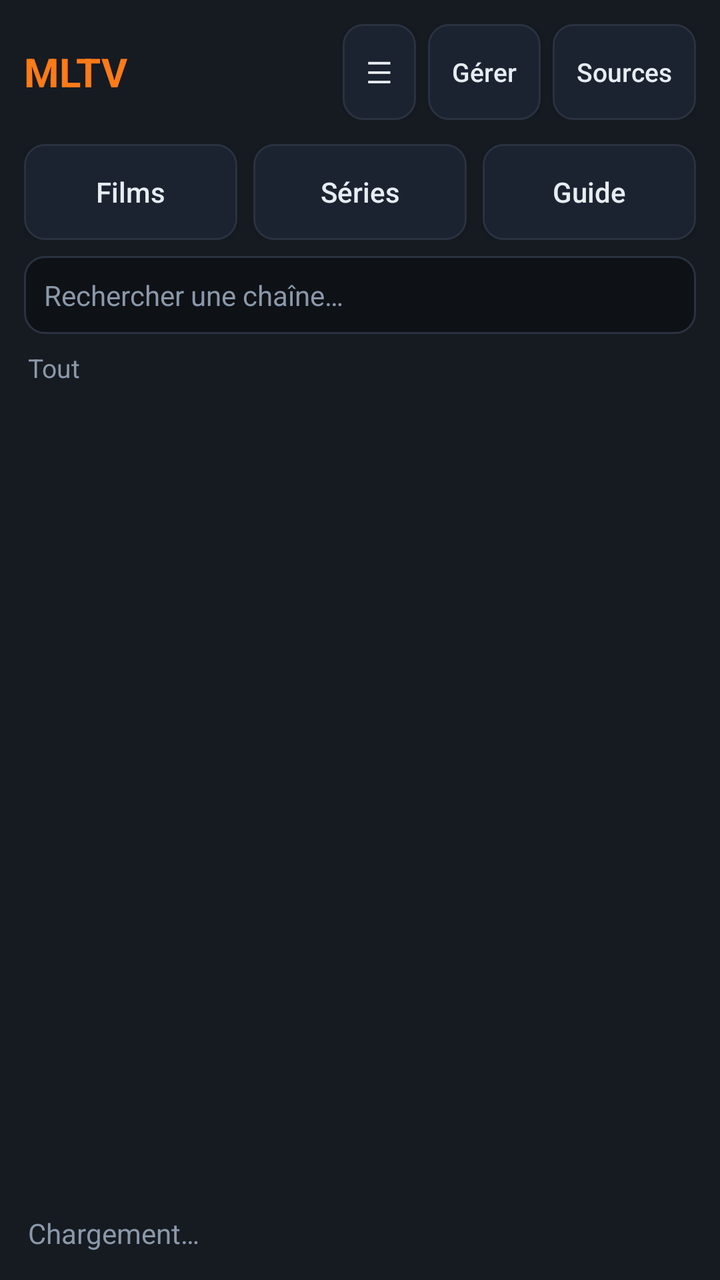
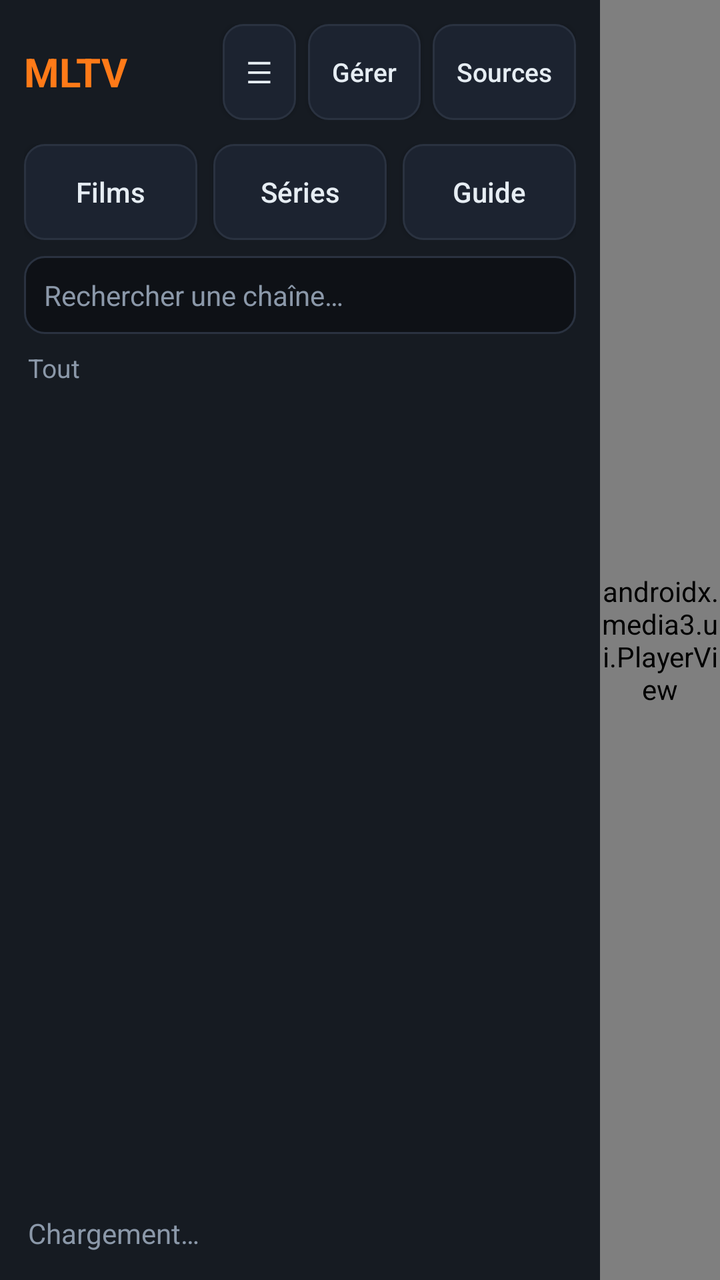

The first picture is an Android layout as it rendered before a commit; the second is the same layout after the commit. The layout source and the unified diff follow.
<!-- AndroidManifest.xml: application theme Theme.MLTV -->
<!-- res/layout/activity_main.xml -->
<?xml version="1.0" encoding="utf-8"?>
<LinearLayout xmlns:android="http://schemas.android.com/apk/res/android"
    xmlns:app="http://schemas.android.com/apk/res-auto"
    android:layout_width="match_parent"
    android:layout_height="match_parent"
    android:orientation="horizontal"
    android:background="@color/bg">

    
    <LinearLayout
        android:id="@+id/drawer"
        android:layout_width="280dp"
        android:layout_height="match_parent"
        android:orientation="vertical"
        android:background="@color/panel2"
        android:visibility="gone">

        <TextView
            android:layout_width="match_parent"
            android:layout_height="wrap_content"
            android:padding="16dp"
            android:text="Catégories"
            android:textColor="@color/accent"
            android:textSize="16sp"
            android:textStyle="bold" />

        <androidx.recyclerview.widget.RecyclerView
            android:id="@+id/rv_catdrawer"
            android:layout_width="match_parent"
            android:layout_height="0dp"
            android:layout_weight="1"
            android:paddingHorizontal="10dp"
            android:clipToPadding="false"
            android:scrollbars="vertical" />
    </LinearLayout>

    
    <LinearLayout
        android:layout_width="360dp"
        android:layout_height="match_parent"
        android:orientation="vertical"
        android:background="@color/panel">

        <LinearLayout
            android:layout_width="match_parent"
            android:layout_height="wrap_content"
            android:orientation="horizontal"
            android:gravity="center_vertical"
            android:paddingHorizontal="12dp"
            android:paddingVertical="12dp">

            <TextView
                android:layout_width="0dp"
                android:layout_height="wrap_content"
                android:layout_weight="1"
                android:text="@string/app_name"
                android:textColor="@color/accent"
                android:textSize="20sp"
                android:textStyle="bold" />

            <Button
                android:id="@+id/btn_cats"
                android:layout_width="wrap_content"
                android:layout_height="wrap_content"
                android:layout_marginEnd="6dp"
                android:background="@drawable/btn_secondary"
                android:text="☰"
                android:textColor="@color/txt"
                android:textSize="15sp"
                android:minWidth="0dp"
                android:paddingHorizontal="12dp" />

            <Button
                android:id="@+id/btn_manage"
                android:layout_width="wrap_content"
                android:layout_height="wrap_content"
                android:layout_marginEnd="6dp"
                android:background="@drawable/btn_secondary"
                android:text="Gérer"
                android:textColor="@color/txt"
                android:textAllCaps="false"
                android:textSize="13sp"
                android:minWidth="0dp"
                android:paddingHorizontal="12dp" />

            <Button
                android:id="@+id/btn_sources"
                android:layout_width="wrap_content"
                android:layout_height="wrap_content"
                android:background="@drawable/btn_secondary"
                android:text="Sources"
                android:textColor="@color/txt"
                android:textAllCaps="false"
                android:textSize="13sp"
                android:minWidth="0dp"
                android:paddingHorizontal="12dp" />
        </LinearLayout>

        <LinearLayout
            android:layout_width="match_parent"
            android:layout_height="wrap_content"
            android:orientation="horizontal"
            android:paddingHorizontal="12dp"
            android:paddingBottom="8dp">

            <Button
                android:id="@+id/btn_films"
                android:layout_width="0dp"
                android:layout_height="wrap_content"
                android:layout_weight="1"
                android:layout_marginEnd="4dp"
                android:background="@drawable/btn_secondary"
                android:text="Films"
                android:textColor="@color/txt"
                android:textAllCaps="false"
                android:textSize="14sp" />

            <Button
                android:id="@+id/btn_series"
                android:layout_width="0dp"
                android:layout_height="wrap_content"
                android:layout_weight="1"
                android:layout_marginHorizontal="4dp"
                android:background="@drawable/btn_secondary"
                android:text="Séries"
                android:textColor="@color/txt"
                android:textAllCaps="false"
                android:textSize="14sp" />

            <Button
                android:id="@+id/btn_guide"
                android:layout_width="0dp"
                android:layout_height="wrap_content"
                android:layout_weight="1"
                android:layout_marginStart="4dp"
                android:background="@drawable/btn_secondary"
                android:text="Guide"
                android:textColor="@color/txt"
                android:textAllCaps="false"
                android:textSize="14sp" />
        </LinearLayout>

        <EditText
            android:id="@+id/et_search"
            android:layout_width="match_parent"
            android:layout_height="wrap_content"
            android:layout_marginHorizontal="12dp"
            android:layout_marginBottom="8dp"
            android:background="@drawable/field_bg"
            android:padding="10dp"
            android:hint="Rechercher une chaîne…"
            android:textColorHint="@color/muted"
            android:textColor="@color/txt"
            android:textSize="14sp"
            android:inputType="text"
            android:imeOptions="actionSearch"
            android:maxLines="1" />

        <TextView
            android:id="@+id/tv_curcat"
            android:layout_width="match_parent"
            android:layout_height="wrap_content"
            android:paddingHorizontal="14dp"
            android:paddingBottom="6dp"
            android:text="Tout"
            android:textColor="@color/muted"
            android:textSize="13sp"
            android:maxLines="1"
            android:ellipsize="end" />

        <androidx.recyclerview.widget.RecyclerView
            android:id="@+id/rv_channels"
            android:layout_width="match_parent"
            android:layout_height="0dp"
            android:layout_weight="1"
            android:paddingHorizontal="8dp"
            android:clipToPadding="false"
            android:scrollbars="vertical" />

        <TextView
            android:id="@+id/tv_status"
            android:layout_width="match_parent"
            android:layout_height="wrap_content"
            android:padding="14dp"
            android:text="Chargement…"
            android:textColor="@color/muted"
            android:textSize="14sp" />
    </LinearLayout>

    
    <FrameLayout
        android:layout_width="0dp"
        android:layout_height="match_parent"
        android:layout_weight="1"
        android:background="#FF000000">

        <androidx.media3.ui.PlayerView
            android:id="@+id/player_view"
            android:layout_width="match_parent"
            android:layout_height="match_parent"
            app:use_controller="true"
            app:resize_mode="fit" />

        <LinearLayout
            android:id="@+id/info_overlay"
            android:layout_width="match_parent"
            android:layout_height="wrap_content"
            android:layout_gravity="bottom"
            android:orientation="vertical"
            android:background="#D9080E13"
            android:padding="18dp"
            android:visibility="gone">

            <TextView
                android:id="@+id/tv_info_channel"
                android:layout_width="match_parent"
                android:layout_height="wrap_content"
                android:textColor="@color/txt"
                android:textSize="22sp"
                android:textStyle="bold"
                android:maxLines="1"
                android:ellipsize="end" />

            <TextView
                android:id="@+id/tv_info_now"
                android:layout_width="match_parent"
                android:layout_height="wrap_content"
                android:layout_marginTop="4dp"
                android:textColor="@color/accent"
                android:textSize="15sp"
                android:maxLines="1"
                android:ellipsize="end" />

            <ProgressBar
                android:id="@+id/pb_info"
                style="?android:attr/progressBarStyleHorizontal"
                android:layout_width="match_parent"
                android:layout_height="6dp"
                android:layout_marginTop="8dp"
                android:max="100"
                android:progressTint="@color/accent" />

            <TextView
                android:id="@+id/tv_info_next"
                android:layout_width="match_parent"
                android:layout_height="wrap_content"
                android:layout_marginTop="6dp"
                android:textColor="@color/muted"
                android:textSize="13sp"
                android:maxLines="1"
                android:ellipsize="end" />
        </LinearLayout>
    </FrameLayout>
</LinearLayout>
<!-- resources referenced by this layout -->
<resources>
  <color name="accent">#FFFF7A18</color>
  <color name="bg">#FF0E1116</color>
  <color name="muted">#FF8B98A9</color>
  <color name="panel">#FF161B22</color>
  <color name="panel2">#FF1C2330</color>
  <color name="txt">#FFE6EDF3</color>
  <!-- drawable btn_secondary (drawable) -->
  <?xml version="1.0" encoding="utf-8"?>
  <selector xmlns:android="http://schemas.android.com/apk/res/android">
      <item android:state_focused="true">
          <shape android:shape="rectangle">
              <solid android:color="@color/panel2" />
              <stroke android:width="2dp" android:color="@color/accent" />
              <corners android:radius="10dp" />
          </shape>
      </item>
      <item>
          <shape android:shape="rectangle">
              <solid android:color="@color/panel2" />
              <stroke android:width="1dp" android:color="@color/line" />
              <corners android:radius="10dp" />
          </shape>
      </item>
  </selector>
  <!-- drawable field_bg (drawable) -->
  <?xml version="1.0" encoding="utf-8"?>
  <selector xmlns:android="http://schemas.android.com/apk/res/android">
      <item android:state_focused="true">
          <shape android:shape="rectangle">
              <solid android:color="@color/bg" />
              <stroke android:width="2dp" android:color="@color/accent" />
              <corners android:radius="10dp" />
          </shape>
      </item>
      <item>
          <shape android:shape="rectangle">
              <solid android:color="@color/bg" />
              <stroke android:width="1dp" android:color="@color/line" />
              <corners android:radius="10dp" />
          </shape>
      </item>
  </selector>
  <string name="app_name">MLTV</string>
  <style name="Theme.MLTV" parent="Theme.AppCompat.NoActionBar">
          <item name="android:windowBackground">@color/bg</item>
          <item name="android:statusBarColor">@color/bg</item>
          <item name="android:colorBackground">@color/bg</item>
      </style>
  <color name="line">#FF2A3240</color>
</resources>

<!-- the commit's change to res/layout/activity_main.xml (unified diff, before → after) -->
@@ -9,7 +9,7 @@
     
     <LinearLayout
         android:id="@+id/drawer"
-        android:layout_width="280dp"
+        android:layout_width="210dp"
         android:layout_height="match_parent"
         android:orientation="vertical"
         android:background="@color/panel2"
@@ -36,7 +36,7 @@
 
     
     <LinearLayout
-        android:layout_width="360dp"
+        android:layout_width="300dp"
         android:layout_height="match_parent"
         android:orientation="vertical"
         android:background="@color/panel">
